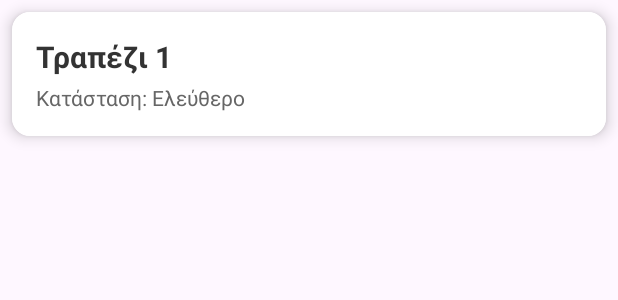
After one commit to GeorgeMoucht/OrderIt, an Android app: the layout table_item.xml on its own in the app's theme, with its tools: preview values and no code run, on a phone screen of 412 x 824 dp. The commit adds this screen. Shown: the top 300 px of the screen. Run offline under Robolectric (Android 15) with nearby library versions, the phone set to English and light mode, and no system bars; network calls fail.

Commit message:
Tables UI fuctionality v1

```diff
--- a/frontend/app/src/main/AndroidManifest.xml
+++ b/frontend/app/src/main/AndroidManifest.xml
@@ -29,7 +29,9 @@
 
         <activity android:name=".ui.auth.login.LoginActivity" />
         <activity android:name=".ui.HomeActivity" />
+        <activity android:name=".ui.tables.TableListActivity" />
         <activity android:name=".ui.devsettings.ServerSettingsActivity"/>
+
 
     </application>
 
--- a/frontend/app/src/main/java/com/example/orderitjava/ui/auth/login/LoginActivity.java
+++ b/frontend/app/src/main/java/com/example/orderitjava/ui/auth/login/LoginActivity.java
@@ -14,6 +14,7 @@ import com.example.orderitjava.data.model.auth.LoginResponse;
 import com.example.orderitjava.ui.HomeActivity;
 import com.example.orderitjava.ui.auth.BaseAuthActivity;
 import com.example.orderitjava.ui.devsettings.ServerSettingsActivity;
+import com.example.orderitjava.ui.tables.TableListActivity;
 
 /**
  * Activity responsible for handling user login.
@@ -88,7 +89,7 @@ public class LoginActivity extends BaseAuthActivity {
      */
     @Override
     protected void onAuthSuccess(LoginResponse response) {
-        Intent intent = new Intent(LoginActivity.this, HomeActivity.class);
+        Intent intent = new Intent(LoginActivity.this, TableListActivity.class);
         intent.setFlags(Intent.FLAG_ACTIVITY_NEW_TASK | Intent.FLAG_ACTIVITY_CLEAR_TASK);
         startActivity(intent);
     }
--- /dev/null
+++ b/frontend/app/src/main/res/layout/table_item.xml
@@ -0,0 +1,36 @@
+<?xml version="1.0" encoding="utf-8"?>
+<androidx.cardview.widget.CardView xmlns:android="http://schemas.android.com/apk/res/android"
+    xmlns:card_view="http://schemas.android.com/apk/res-auto"
+    android:layout_width="match_parent"
+    android:layout_height="wrap_content"
+    android:layout_margin="8dp"
+    card_view:cardCornerRadius="12dp"
+    card_view:cardElevation="6dp">
+
+    <LinearLayout
+        android:layout_width="match_parent"
+        android:layout_height="wrap_content"
+        android:orientation="vertical"
+        android:padding="16dp"
+        android:background="#FFFFFF">
+
+        <TextView
+            android:id="@+id/tvTableName"
+            android:layout_width="wrap_content"
+            android:layout_height="wrap_content"
+            android:text="Τραπέζι 1"
+            android:textSize="20sp"
+            android:textStyle="bold"
+            android:textColor="#333333" />
+
+        <TextView
+            android:id="@+id/tvTableStatus"
+            android:layout_width="wrap_content"
+            android:layout_height="wrap_content"
+            android:text="Κατάσταση: Ελεύθερο"
+            android:textSize="14sp"
+            android:layout_marginTop="4dp"
+            android:textColor="#666666" />
+    </LinearLayout>
+
+</androidx.cardview.widget.CardView>
```
Also changed, not shown: frontend/app/src/main/java/com/example/orderitjava/data/api/ApiService.java (+7 -0 lines), frontend/app/src/main/java/com/example/orderitjava/data/model/reserved/Reserved.java (added, +29 -0 lines), frontend/app/src/main/java/com/example/orderitjava/data/model/tables/Table.java (added, +36 -0 lines), frontend/app/src/main/java/com/example/orderitjava/data/repository/TableRepository.java (added, +18 -0 lines), frontend/app/src/main/java/com/example/orderitjava/ui/tables/TableAdapter.java (added, +58 -0 lines), frontend/app/src/main/java/com/example/orderitjava/ui/tables/TableListActivity.java (added, +48 -0 lines), frontend/app/src/main/java/com/example/orderitjava/ui/tables/TableViewModel.java (added, +42 -0 lines), frontend/app/src/main/res/layout/activity_table_list.xml (added, +31 -0 lines).
